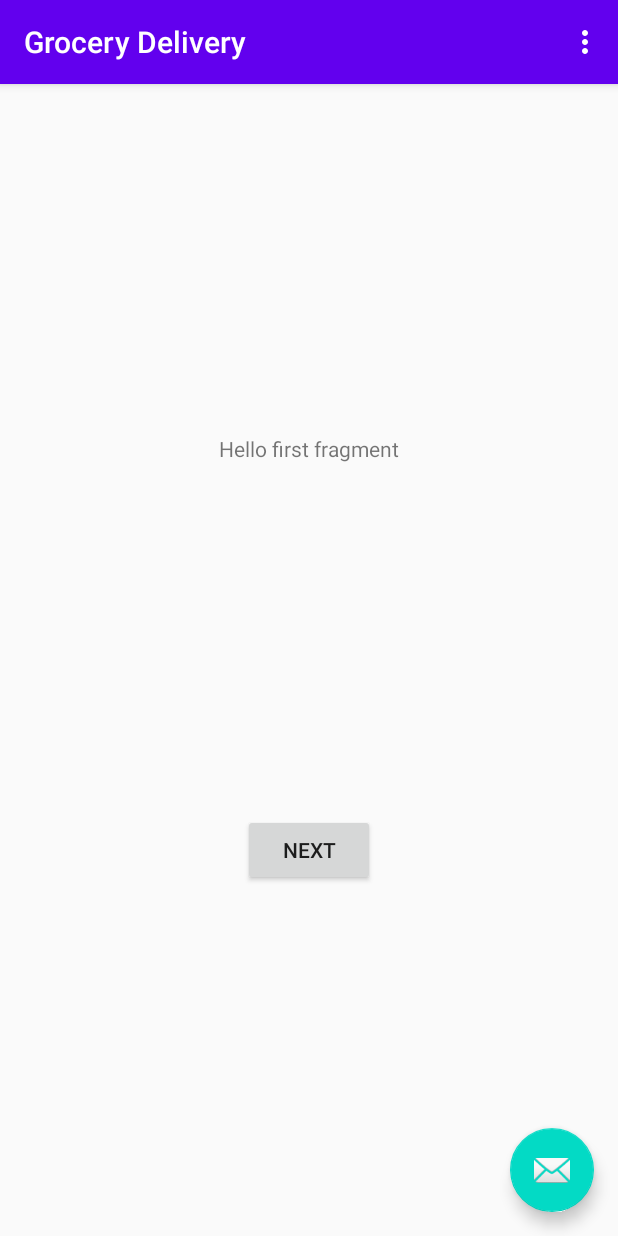
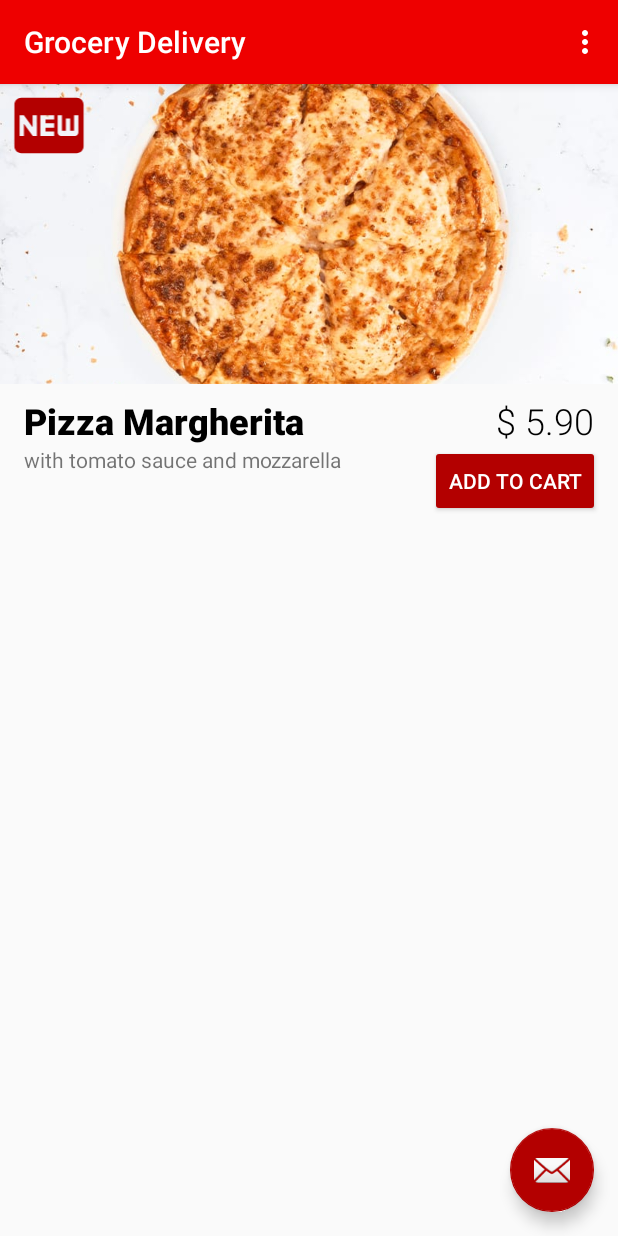
Before and after one commit to JanPachimari/GroceryDelivery, an Android app: the screen it shows after launch (MainActivity), on a phone screen of 412 x 824 dp. Run offline under Robolectric (Android 15) with nearby library versions, the phone set to English and light mode, and no system bars.

Commit message:
Added example dish

```diff
--- /dev/null
+++ b/app/src/main/res/drawable/ic_baseline_fiber_new_24.xml
@@ -0,0 +1,5 @@
+<vector android:height="24dp" android:tint="#B30000"
+    android:viewportHeight="24" android:viewportWidth="24"
+    android:width="24dp" xmlns:android="http://schemas.android.com/apk/res/android">
+    <path android:fillColor="@android:color/white" android:pathData="M20,4H4C2.89,4 2.01,4.89 2.01,6L2,18c0,1.11 0.89,2 2,2h16c1.11,0 2,-0.89 2,-2V6C22,4.89 21.11,4 20,4zM8.5,15H7.3l-2.55,-3.5V15H3.5V9h1.25l2.5,3.5V9H8.5V15zM13.5,10.26H11v1.12h2.5v1.26H11v1.11h2.5V15h-4V9h4V10.26zM20.5,14c0,0.55 -0.45,1 -1,1h-4c-0.55,0 -1,-0.45 -1,-1V9h1.25v4.51h1.13V9.99h1.25v3.51h1.12V9h1.25V14z"/>
+</vector>
--- a/app/src/main/res/layout/fragment_first.xml
+++ b/app/src/main/res/layout/fragment_first.xml
@@ -6,23 +6,68 @@
     android:layout_height="match_parent"
     tools:context=".FirstFragment">
 
-    <TextView
-        android:id="@+id/textview_first"
+    <Button
+        android:id="@+id/button_first"
         android:layout_width="wrap_content"
         android:layout_height="wrap_content"
-        android:text="@string/hello_first_fragment"
-        app:layout_constraintBottom_toTopOf="@id/button_first"
+        android:layout_marginEnd="12dp"
+        android:backgroundTint="#B30000"
+        android:text="add to cart"
+        android:textColor="#FFFFFF"
+        app:layout_constraintEnd_toEndOf="parent"
+        app:layout_constraintTop_toBottomOf="@+id/textView2" />
+
+    <ImageView
+        android:id="@+id/imageView"
+        android:layout_width="0dp"
+        android:layout_height="200dp"
+        android:scaleType="centerCrop"
+        android:src="@drawable/pizza_margherita"
         app:layout_constraintEnd_toEndOf="parent"
         app:layout_constraintStart_toStartOf="parent"
         app:layout_constraintTop_toTopOf="parent" />
 
-    <Button
-        android:id="@+id/button_first"
+    <TextView
+        android:id="@+id/textView"
         android:layout_width="wrap_content"
         android:layout_height="wrap_content"
-        android:text="@string/next"
-        app:layout_constraintBottom_toBottomOf="parent"
+        android:layout_marginStart="16dp"
+        android:layout_marginTop="8dp"
+        android:fontFamily="sans-serif-black"
+        android:text="Pizza Margherita"
+        android:textColor="#000000"
+        android:textSize="24sp"
+        android:textStyle="bold"
+        app:layout_constraintStart_toStartOf="parent"
+        app:layout_constraintTop_toBottomOf="@+id/imageView" />
+
+    <ImageView
+        android:id="@+id/imageView2"
+        android:layout_width="65dp"
+        android:layout_height="55dp"
+        android:src="@drawable/ic_baseline_fiber_new_24"
+        app:layout_constraintStart_toStartOf="parent"
+        app:layout_constraintTop_toTopOf="@+id/imageView" />
+
+    <TextView
+        android:id="@+id/textView2"
+        android:layout_width="wrap_content"
+        android:layout_height="wrap_content"
+        android:layout_marginTop="8dp"
+        android:layout_marginEnd="16dp"
+        android:fontFamily="sans-serif-light"
+        android:text="$ 5.90"
+        android:textColor="#000000"
+        android:textSize="24sp"
         app:layout_constraintEnd_toEndOf="parent"
+        app:layout_constraintTop_toBottomOf="@+id/imageView" />
+
+    <TextView
+        android:id="@+id/textView3"
+        android:layout_width="wrap_content"
+        android:layout_height="wrap_content"
+        android:layout_marginStart="16dp"
+        android:text="with tomato sauce and mozzarella"
         app:layout_constraintStart_toStartOf="parent"
-        app:layout_constraintTop_toBottomOf="@id/textview_first" />
+        app:layout_constraintTop_toBottomOf="@+id/textView" />
 </androidx.constraintlayout.widget.ConstraintLayout>
--- a/app/src/main/res/values/colors.xml
+++ b/app/src/main/res/values/colors.xml
@@ -1,6 +1,6 @@
 <?xml version="1.0" encoding="utf-8"?>
 <resources>
-    <color name="colorPrimary">#6200EE</color>
-    <color name="colorPrimaryDark">#3700B3</color>
-    <color name="colorAccent">#03DAC5</color>
+    <color name="colorPrimary">#EE0000</color>
+    <color name="colorPrimaryDark">#B30000</color>
+    <color name="colorAccent">#B30000</color>
 </resources>
```
Also changed, not shown: app/src/main/res/drawable/pizza_funghi.jpg (added), app/src/main/res/drawable/pizza_hotdog.jpg (added), app/src/main/res/drawable/pizza_margherita.jpg (added), app/src/main/res/drawable/pizza_salami.jpg (added), app/src/main/res/drawable/pizza_sucuk.jpg (added), app/src/main/res/drawable/pizza_tuna.jpg (added).
